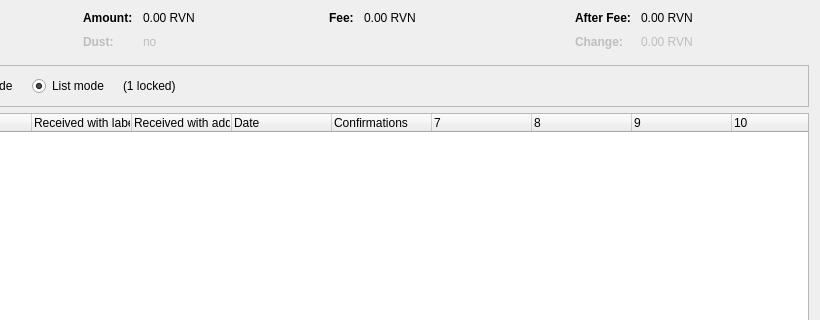
First picture: the form in src/qt/forms/coincontroldialog.ui, repository m1126503-spec/MOG-Core, before the edit; both pictures show x 180 to 1000 and y 0 to 320 of the 1000 by 500 pixel window.
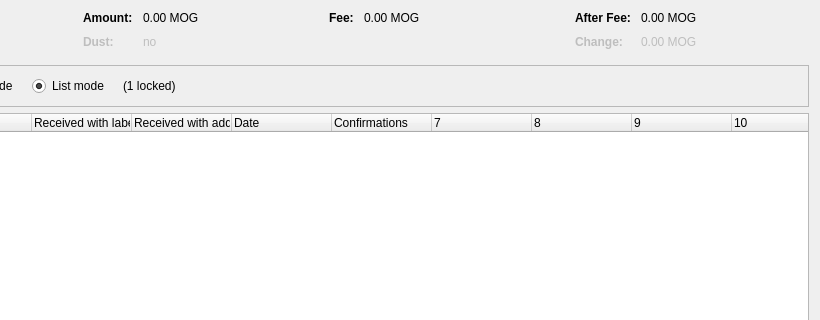
Second picture: the form after the edit. Custom widgets are drawn as their Qt base class.

What changed in the file:
```diff
--- a/src/qt/forms/coincontroldialog.ui
+++ b/src/qt/forms/coincontroldialog.ui
@@ -132,7 +132,7 @@
           <enum>Qt::ActionsContextMenu</enum>
          </property>
          <property name="text">
-          <string notr="true">0.00 RVN</string>
+          <string notr="true">0.00 MOG</string>
          </property>
          <property name="textInteractionFlags">
           <set>Qt::LinksAccessibleByMouse|Qt::TextSelectableByKeyboard|Qt::TextSelectableByMouse</set>
@@ -212,7 +212,7 @@
           <enum>Qt::ActionsContextMenu</enum>
          </property>
          <property name="text">
-          <string notr="true">0.00 RVN</string>
+          <string notr="true">0.00 MOG</string>
          </property>
          <property name="textInteractionFlags">
           <set>Qt::LinksAccessibleByMouse|Qt::TextSelectableByKeyboard|Qt::TextSelectableByMouse</set>
@@ -257,7 +257,7 @@
           <enum>Qt::ActionsContextMenu</enum>
          </property>
          <property name="text">
-          <string notr="true">0.00 RVN</string>
+          <string notr="true">0.00 MOG</string>
          </property>
          <property name="textInteractionFlags">
           <set>Qt::LinksAccessibleByMouse|Qt::TextSelectableByKeyboard|Qt::TextSelectableByMouse</set>
@@ -292,7 +292,7 @@
           <enum>Qt::ActionsContextMenu</enum>
          </property>
          <property name="text">
-          <string notr="true">0.00 RVN</string>
+          <string notr="true">0.00 MOG</string>
          </property>
          <property name="textInteractionFlags">
           <set>Qt::LinksAccessibleByMouse|Qt::TextSelectableByKeyboard|Qt::TextSelectableByMouse</set>
```
